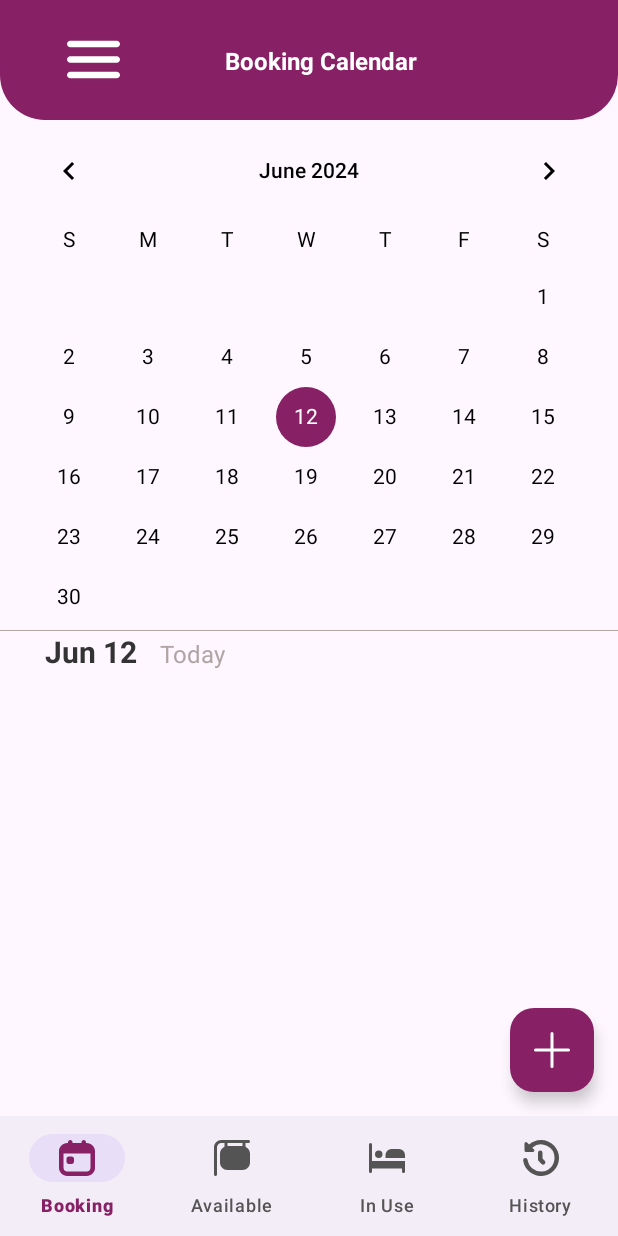
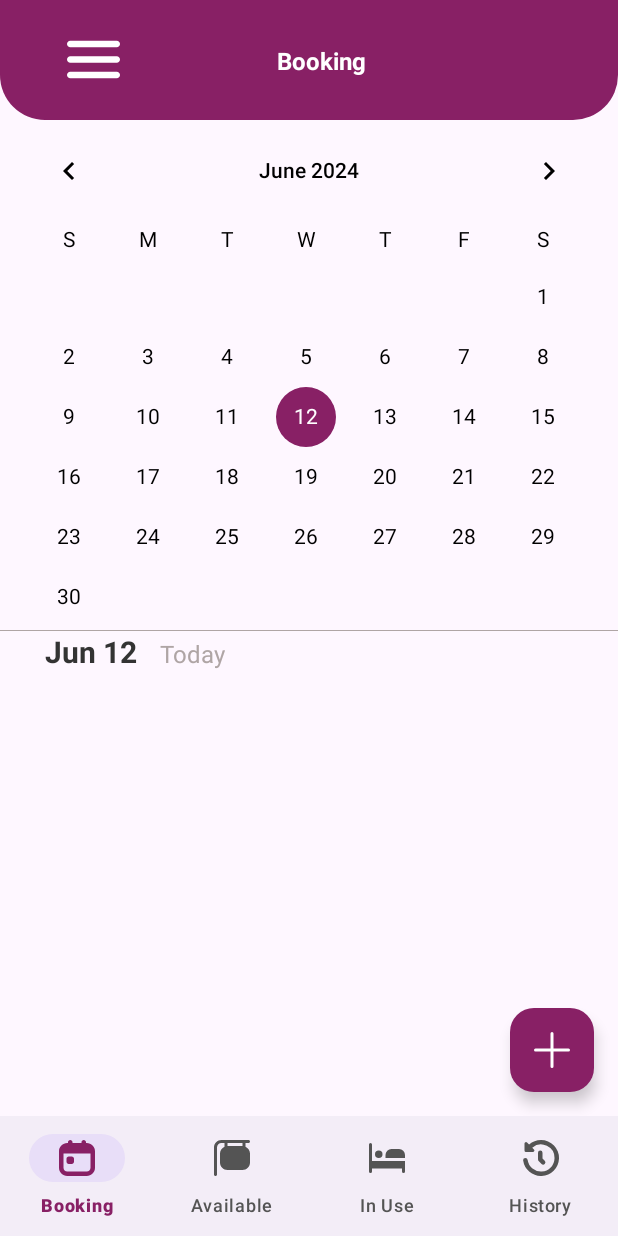
Before and after one commit to angelb9967/Nurad-Admin-Mobile, an Android app: the Activity_BookingCalendar screen opened directly, with no data from a screen before it, on a phone screen of 412 x 824 dp. Run offline under Robolectric (Android 15) with nearby library versions, the phone set to English and light mode, and no system bars; our stand-ins replace Firebase (no records; nobody signed in at launch, a user with empty details on screens opened directly).

Commit message:
Booking: Add function to Option Menu and Fix Calendar View

```diff
--- a/app/build.gradle.kts
+++ b/app/build.gradle.kts
@@ -52,4 +52,5 @@ dependencies {
     implementation ("com.github.bumptech.glide:glide:4.14.2")
     annotationProcessor("com.github.bumptech.glide:compiler:4.14.2")
     implementation("com.squareup.picasso:picasso:2.71828")
+    implementation ("com.jakewharton.threetenabp:threetenabp:1.3.1")
 }
--- a/app/src/main/java/com/example/nuradadmin/Activities/SideMenu/Activity_BookingCalendar.java
+++ b/app/src/main/java/com/example/nuradadmin/Activities/SideMenu/Activity_BookingCalendar.java
@@ -58,7 +58,7 @@ public class Activity_BookingCalendar extends AppCompatActivity implements Navig
         title = findViewById(R.id.title);
         setSupportActionBar(toolbar);
         // Set the initial fragment (default) to display when the activity is created
-        title.setText("Booking Calendar");
+        title.setText("Booking");
         replaceFragment(new Fragment_Booking());
 
         // Bottom Navigation
--- a/app/src/main/java/com/example/nuradadmin/Fragments/Fragment_Booking.java
+++ b/app/src/main/java/com/example/nuradadmin/Fragments/Fragment_Booking.java
@@ -14,14 +14,11 @@ import android.view.LayoutInflater;
 import android.view.View;
 import android.view.ViewGroup;
 import android.widget.CalendarView;
-import android.widget.EditText;
 import android.widget.TextView;
 import android.widget.Toast;
 
 import com.example.nuradadmin.Activities.List_and_Create.Activity_CreateBooking;
-import com.example.nuradadmin.Adapters.Adapter_AvailableRooms;
 import com.example.nuradadmin.Adapters.Adapter_Booking;
-import com.example.nuradadmin.Models.Model_AvailableRooms;
 import com.example.nuradadmin.Models.Model_Booking;
 import com.example.nuradadmin.R;
 import com.google.android.material.floatingactionbutton.FloatingActionButton;
@@ -35,9 +32,10 @@ import java.text.ParseException;
 import java.text.SimpleDateFormat;
 import java.util.ArrayList;
 import java.util.Calendar;
+import java.util.Date;
 import java.util.List;
 import java.util.Locale;
-import java.util.Objects;
+import java.util.TimeZone;
 
 public class Fragment_Booking extends Fragment {
     private FloatingActionButton floatingBtn;
@@ -87,17 +85,27 @@ public class Fragment_Booking extends Fragment {
         recyclerView = view.findViewById(R.id.recyclerView);
         recyclerView.setLayoutManager(new LinearLayoutManager(getContext()));
 
-        // Get the current date
-        Calendar currentCalendar = Calendar.getInstance();
+        // Get the current date and time in Manila timezone
+        TimeZone manilaTimeZone = TimeZone.getTimeZone("Asia/Manila");
+        Calendar currentCalendar = Calendar.getInstance(manilaTimeZone);
         int currentYear = currentCalendar.get(Calendar.YEAR);
-        int currentMonth = currentCalendar.get(Calendar.MONTH) + 1; // Calendar.MONTH is zero-based
+        int currentMonth = currentCalendar.get(Calendar.MONTH); // Calendar.MONTH is zero-based
         int currentDay = currentCalendar.get(Calendar.DAY_OF_MONTH);
 
-        // Set the default selected day to the current date
-        calendarView.setDate(currentCalendar.getTimeInMillis(), false, true);
+        // Set the Calendar instance with current year, month, and day
+        Calendar defaultSelectedDate = Calendar.getInstance(manilaTimeZone);
+        defaultSelectedDate.set(currentYear, currentMonth, currentDay);
+        defaultSelectedDate.add(Calendar.DAY_OF_MONTH, 0);
+
+        // Convert Calendar to milliseconds
+        long adjustedTimeMillis = defaultSelectedDate.getTimeInMillis();
+
+        // Set the default selected date on the CalendarView
+        calendarView.setDate(adjustedTimeMillis, false, true);
 
         // Format the current date [TextView label on top of the Recycler View]
         SimpleDateFormat monthFormat = new SimpleDateFormat("MMM", Locale.getDefault());
+        monthFormat.setTimeZone(manilaTimeZone);  // Set timezone to Manila
         String formattedMonth = monthFormat.format(currentCalendar.getTime());
 
         // Set the formatted date to the date EditText
@@ -118,8 +126,7 @@ public class Fragment_Booking extends Fragment {
                     modelBookingList.add(booking);
                 }
                 adapter.notifyDataSetChanged();
-                // Set the default selected day to the current date
-                filterBookingsByDate(currentYear, currentMonth, currentDay);
+                filterBookingsByDate(currentYear, currentMonth + 1, currentDay);
             }
 
             @Override
@@ -136,25 +143,29 @@ public class Fragment_Booking extends Fragment {
 
         calendarView.setOnDateChangeListener((view1, year, month, dayOfMonth) -> {
             // Format the selected date
-            Calendar selectedCalendar = Calendar.getInstance();
+            Calendar selectedCalendar = Calendar.getInstance(manilaTimeZone);
             selectedCalendar.set(year, month, dayOfMonth);
             SimpleDateFormat selectedMonthFormat = new SimpleDateFormat("MMM", Locale.getDefault());
+            selectedMonthFormat.setTimeZone(manilaTimeZone);  // Set timezone to Manila
             String formattedSelectedMonth = selectedMonthFormat.format(selectedCalendar.getTime());
 
             // Set the formatted date to the date EditText
             date.setText(formattedSelectedMonth + " " + dayOfMonth);
 
-            setIndicatorText(year, month, dayOfMonth);
+            setIndicatorText(year, month, dayOfMonth, manilaTimeZone);
 
             // Filter bookings based on the selected date
             filterBookingsByDate(year, month + 1, dayOfMonth);
+            Log.d("Fragment_Booking", "year/month+1/dayOfMonth:" + year + " " + month + " " + dayOfMonth);
         });
+        filterBookingsByDate(currentYear, currentMonth + 1, currentDay);
         return view;
     }
 
     private void filterBookingsByDate(int year, int month, int dayOfMonth) {
+        TimeZone manilaTimeZone = TimeZone.getTimeZone("Asia/Manila");
         List<Model_Booking> filteredList = new ArrayList<>();
-        Calendar selectedCalendar = Calendar.getInstance();
+        Calendar selectedCalendar = Calendar.getInstance(manilaTimeZone);
         selectedCalendar.set(year, month - 1, dayOfMonth);
         selectedCalendar.set(Calendar.HOUR_OF_DAY, 0);
         selectedCalendar.set(Calendar.MINUTE, 0);
@@ -162,43 +173,49 @@ public class Fragment_Booking extends Fragment {
         selectedCalendar.set(Calendar.MILLISECOND, 0);
 
         for (Model_Booking booking : modelBookingList) {
-            // Assuming Model_Booking has getCheckInDate() and getCheckOutDate() methods
-            Calendar checkinCalendar = Calendar.getInstance();
-            Calendar checkoutCalendar = Calendar.getInstance();
+            try {
+                // Parse the check-in and check-out dates from Model_Booking
+                SimpleDateFormat sdf = new SimpleDateFormat("dd/MM/yyyy", Locale.getDefault());
+                sdf.setTimeZone(manilaTimeZone); // Set timezone to Manila
+                Date checkinDate = sdf.parse(booking.getCheckInDate());
+                Date checkoutDate = sdf.parse(booking.getCheckOutDate());
 
-            try {
-                // Assuming the dates are stored in the format "dd/MM/yyyy"
-                SimpleDateFormat sdf = new SimpleDateFormat("dd/MM/yyyy", Locale.getDefault());
-                checkinCalendar.setTime(Objects.requireNonNull(sdf.parse(booking.getCheckInDate())));
+                // Set check-in and check-out times to 00:00:00 for proper comparison
+                Calendar checkinCalendar = Calendar.getInstance(manilaTimeZone);
+                checkinCalendar.setTime(checkinDate);
                 checkinCalendar.set(Calendar.HOUR_OF_DAY, 0);
                 checkinCalendar.set(Calendar.MINUTE, 0);
                 checkinCalendar.set(Calendar.SECOND, 0);
                 checkinCalendar.set(Calendar.MILLISECOND, 0);
 
-                checkoutCalendar.setTime(Objects.requireNonNull(sdf.parse(booking.getCheckOutDate())));
+                Calendar checkoutCalendar = Calendar.getInstance(manilaTimeZone);
+                checkoutCalendar.setTime(checkoutDate);
                 checkoutCalendar.set(Calendar.HOUR_OF_DAY, 0);
                 checkoutCalendar.set(Calendar.MINUTE, 0);
                 checkoutCalendar.set(Calendar.SECOND, 0);
                 checkoutCalendar.set(Calendar.MILLISECOND, 0);
+
+                // Check if the selected date falls within the booking period
+                if (!selectedCalendar.before(checkinCalendar) && !selectedCalendar.after(checkoutCalendar)) {
+                    filteredList.add(booking);
+                }
             } catch (ParseException e) {
                 e.printStackTrace();
                 Log.e("Fragment_Booking", e.toString());
             }
-
-            if ((selectedCalendar.equals(checkinCalendar) || selectedCalendar.after(checkinCalendar))
-                    && (selectedCalendar.equals(checkoutCalendar) || selectedCalendar.before(checkoutCalendar))) {
-                filteredList.add(booking);
-            }
         }
-
         adapter.updateList(filteredList);
     }
 
-    private void setIndicatorText(int year, int month, int dayOfMonth) {
-        Calendar currentCalendar = Calendar.getInstance();
+    private void setIndicatorText(int year, int month, int dayOfMonth, TimeZone timeZone) {
+        Calendar currentCalendar = Calendar.getInstance(timeZone);
         int currentYear = currentCalendar.get(Calendar.YEAR);
         int currentMonth = currentCalendar.get(Calendar.MONTH);
         int currentDayOfMonth = currentCalendar.get(Calendar.DAY_OF_MONTH);
+
+        // Set the selected date to the Calendar instance
+        Calendar selectedCalendar = Calendar.getInstance(timeZone);
+        selectedCalendar.set(year, month, dayOfMonth);
 
         // Check if the selected date is today, yesterday, or tomorrow
         if (year == currentYear && month == currentMonth && dayOfMonth == currentDayOfMonth) {
@@ -208,9 +225,9 @@ public class Fragment_Booking extends Fragment {
         } else if (year == currentYear && month == currentMonth && dayOfMonth == currentDayOfMonth + 1) {
             indicator.setText("Tomorrow");
         } else {
-            Calendar selectedCalendar = Calendar.getInstance();
-            selectedCalendar.set(year, month, dayOfMonth);
+            // If not today, yesterday, or tomorrow, display the day of the week
             SimpleDateFormat dayFormat = new SimpleDateFormat("EEEE", Locale.getDefault());
+            dayFormat.setTimeZone(timeZone);
             String dayOfWeek = dayFormat.format(selectedCalendar.getTime());
             indicator.setText(dayOfWeek);
         }
--- /dev/null
+++ b/app/src/main/res/drawable/option_horizontal.xml
@@ -0,0 +1,5 @@
+<vector xmlns:android="http://schemas.android.com/apk/res/android" android:height="24dp" android:viewportHeight="24" android:viewportWidth="24" android:width="24dp">
+
+    <path android:fillColor="#000000" android:pathData="M12,10a2,2 0,1 1,-2 2A2,2 0,0 1,12 10ZM4,14a2,2 0,1 0,-2 -2A2,2 0,0 0,4 14ZM20,10a2,2 0,1 0,2 2A2,2 0,0 0,20 10Z"/>
+
+</vector>
--- a/app/src/main/res/layout/fragment__booking.xml
+++ b/app/src/main/res/layout/fragment__booking.xml
@@ -61,12 +61,12 @@
 
                 <LinearLayout
                     android:id="@+id/container"
-                    android:layout_marginTop="8dp"
                     android:layout_width="match_parent"
                     android:layout_height="wrap_content"
                     app:layout_constraintEnd_toEndOf="parent"
                     app:layout_constraintHorizontal_bias="0.0"
-                    app:layout_constraintStart_toStartOf="parent">
+                    app:layout_constraintStart_toStartOf="parent"
+                    app:layout_constraintTop_toTopOf="parent">
 
                     <TextView
                         android:id="@+id/date_Etxt"
--- a/app/src/main/res/layout/item_booking.xml
+++ b/app/src/main/res/layout/item_booking.xml
@@ -100,6 +100,7 @@
                     android:id="@+id/imageView2"
                     android:layout_width="wrap_content"
                     android:layout_height="wrap_content"
+                    app:tint="@color/darkgray"
                     android:layout_marginTop="2dp"
                     app:srcCompat="@drawable/user" />
 
@@ -120,7 +121,7 @@
         <ImageButton
             android:id="@+id/menubtn"
             android:layout_width="22dp"
-            android:layout_height="55dp"
+            android:layout_height="45dp"
             android:backgroundTint="@color/white"
             android:scaleType="centerCrop"
             app:layout_constraintBottom_toBottomOf="parent"
--- /dev/null
+++ b/app/src/main/res/menu/pop_menu_booking.xml
@@ -0,0 +1,28 @@
+<?xml version="1.0" encoding="utf-8"?>
+<menu xmlns:android="http://schemas.android.com/apk/res/android"
+    xmlns:app="http://schemas.android.com/apk/res-auto">
+    <item
+        android:title="Edit Details"
+        android:id="@+id/edit"
+        app:showAsAction="never"/>
+
+    <item
+        android:title="Check In"
+        android:id="@+id/checkIn"
+        app:showAsAction="never"/>
+
+    <item
+        android:title="Check Out"
+        android:id="@+id/checkOut"
+        app:showAsAction="never"/>
+
+    <item
+        android:title="Cancel Booking"
+        android:id="@+id/cancelBooking"
+        app:showAsAction="never"/>
+
+    <item
+        android:title="Delete"
+        android:id="@+id/delete"
+        app:showAsAction="never"/>
+</menu>
--- /dev/null
+++ b/app/src/main/res/menu/pop_menu_inuse.xml
@@ -0,0 +1,4 @@
+<?xml version="1.0" encoding="utf-8"?>
+<menu xmlns:android="http://schemas.android.com/apk/res/android">
+
+</menu>
```
Also changed, not shown: app/src/main/java/com/example/nuradadmin/Adapters/Adapter_Booking.java (+148 -7 lines), app/src/main/java/com/example/nuradadmin/Adapters/Adapter_InUse.java (+49 -9 lines), app/src/main/java/com/example/nuradadmin/Models/Model_Booking.java (+17 -0 lines), app/src/main/java/com/example/nuradadmin/Models/Model_InUse.java (+9 -2 lines), app/src/main/res/layout/item_available.xml (+28 -8 lines), app/src/main/res/layout/item_inuse.xml (+30 -11 lines), app/src/main/res/menu/pop_menu_available.xml (added, +13 -0 lines).
